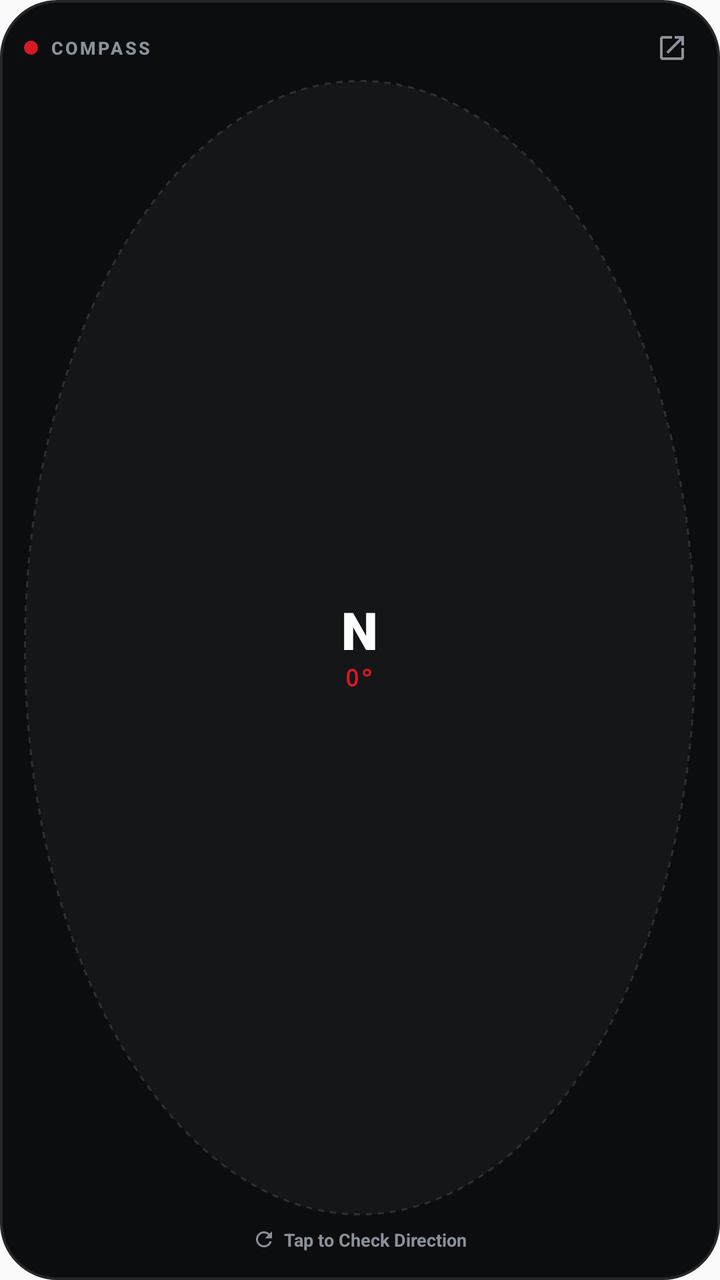
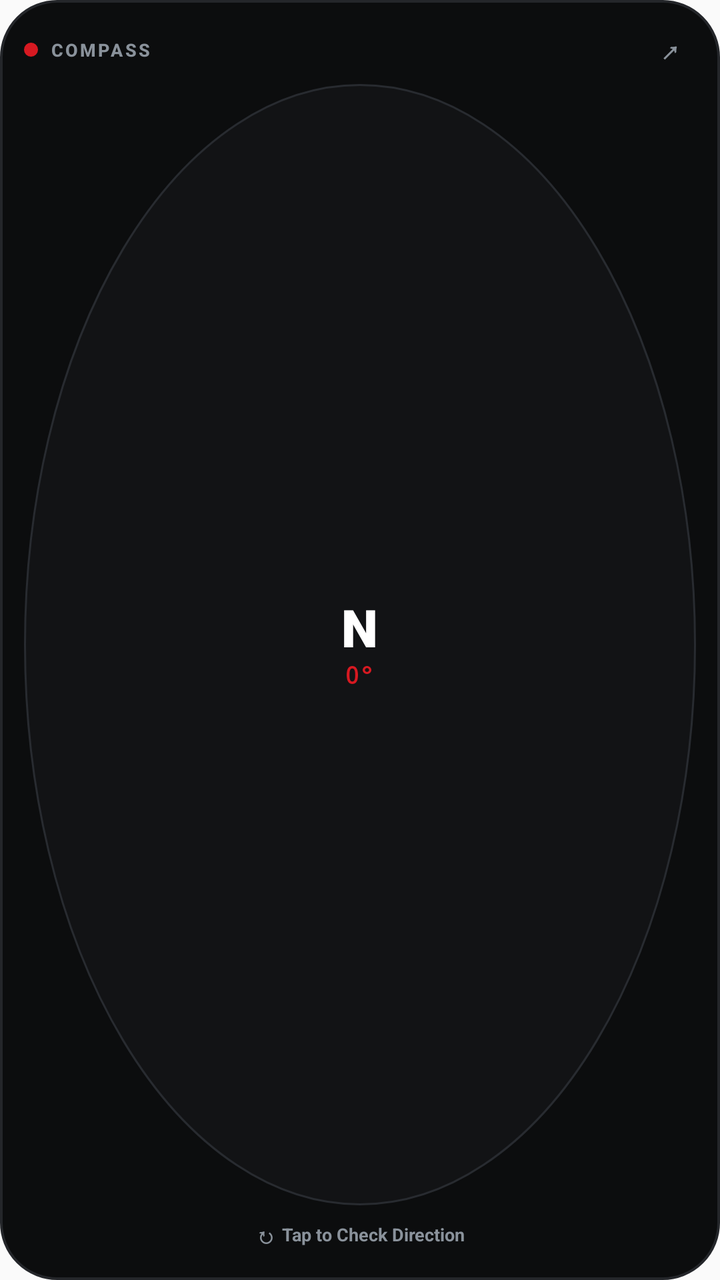

An Android layout rendered at two revisions. The XML below is the earlier revision; the diff shows what the commit changed to produce the second picture.
<!-- AndroidManifest.xml: application theme AppTheme -->
<!-- res/layout/widget_compass_layout.xml -->
<?xml version="1.0" encoding="utf-8"?>
<LinearLayout xmlns:android="http://schemas.android.com/apk/res/android"
    android:id="@+id/widget_root"
    android:layout_width="match_parent"
    android:layout_height="match_parent"
    android:orientation="vertical"
    android:background="@drawable/widget_bg"
    android:padding="12dp"
    android:gravity="center_horizontal">

    
    <LinearLayout
        android:layout_width="match_parent"
        android:layout_height="wrap_content"
        android:orientation="horizontal"
        android:gravity="center_vertical">

        <View
            android:layout_width="7dp"
            android:layout_height="7dp"
            android:background="@drawable/widget_red_dot"
            android:layout_marginEnd="6dp" />

        <TextView
            android:layout_width="0dp"
            android:layout_height="wrap_content"
            android:layout_weight="1"
            android:text="COMPASS"
            android:textColor="#8A929B"
            android:textSize="9sp"
            android:textStyle="bold"
            android:letterSpacing="0.12"
            android:fontFamily="sans-serif-medium" />

        <ImageView
            android:id="@+id/widget_btn_open"
            android:layout_width="24dp"
            android:layout_height="24dp"
            android:padding="4dp"
            android:src="@drawable/ic_widget_launch"
            android:contentDescription="Open full app" />
    </LinearLayout>

    
    <FrameLayout
        android:id="@+id/widget_dial_container"
        android:layout_width="match_parent"
        android:layout_height="0dp"
        android:layout_weight="1"
        android:layout_marginVertical="4dp">

        
        <View
            android:layout_width="match_parent"
            android:layout_height="match_parent"
            android:layout_gravity="center"
            android:background="@drawable/widget_circle_dial" />

        
        <ImageView
            android:id="@+id/widget_dial_image"
            android:layout_width="match_parent"
            android:layout_height="match_parent"
            android:layout_gravity="center"
            android:scaleType="centerInside"
            android:contentDescription="Compass dial" />

        
        <LinearLayout
            android:layout_width="wrap_content"
            android:layout_height="wrap_content"
            android:layout_gravity="center"
            android:orientation="vertical"
            android:gravity="center">

            <TextView
                android:id="@+id/widget_cardinal_text"
                android:layout_width="wrap_content"
                android:layout_height="wrap_content"
                android:text="N"
                android:textColor="#FFFFFF"
                android:textSize="26sp"
                android:textStyle="bold"
                android:fontFamily="sans-serif-black"
                android:includeFontPadding="false" />

            <TextView
                android:id="@+id/widget_degree_text"
                android:layout_width="wrap_content"
                android:layout_height="wrap_content"
                android:text="0°"
                android:textColor="#D71921"
                android:textSize="12sp"
                android:textStyle="bold"
                android:fontFamily="monospace"
                android:includeFontPadding="false"
                android:layout_marginTop="1dp" />
        </LinearLayout>
    </FrameLayout>

    
    <LinearLayout
        android:id="@+id/widget_btn_refresh"
        android:layout_width="match_parent"
        android:layout_height="wrap_content"
        android:orientation="horizontal"
        android:gravity="center"
        android:paddingVertical="2dp">

        <ImageView
            android:layout_width="12dp"
            android:layout_height="12dp"
            android:src="@drawable/ic_widget_refresh"
            android:layout_marginEnd="4dp"
            android:contentDescription="Refresh direction" />

        <TextView
            android:id="@+id/widget_status_text"
            android:layout_width="wrap_content"
            android:layout_height="wrap_content"
            android:text="Tap to Check Direction"
            android:textColor="#8A929B"
            android:textSize="9sp"
            android:textStyle="bold"
            android:fontFamily="sans-serif" />
    </LinearLayout>

</LinearLayout>
<!-- resources referenced by this layout -->
<resources>
  <!-- drawable ic_widget_launch (drawable) -->
  <vector xmlns:android="http://schemas.android.com/apk/res/android"
      android:width="16dp"
      android:height="16dp"
      android:viewportWidth="24"
      android:viewportHeight="24">
    <path
        android:fillColor="#8A929B"
        android:pathData="M19,19H5V5h7V3H5c-1.11,0 -2,0.9 -2,2v14c0,1.1 0.89,2 2,2h14c1.1,0 2,-0.9 2,-2v-7h-2v7zM14,3v2h3.59l-9.83,9.83 1.41,1.41L19,6.41V10h2V3h-7z"/>
  </vector>
  <!-- drawable ic_widget_refresh (drawable) -->
  <vector xmlns:android="http://schemas.android.com/apk/res/android"
      android:width="16dp"
      android:height="16dp"
      android:viewportWidth="24"
      android:viewportHeight="24">
    <path
        android:fillColor="#8A929B"
        android:pathData="M17.65,6.35C16.2,4.9 14.21,4 12,4c-4.42,0 -7.99,3.58 -7.99,8s3.57,8 7.99,8c3.73,0 6.84,-2.55 7.73,-6h-2.08c-0.82,2.33 -3.04,4 -5.65,4 -3.31,0 -6,-2.69 -6,-6s2.69,-6 6,-6c1.66,0 3.14,0.69 4.22,1.78L13,11h7V4l-2.35,2.35z"/>
  </vector>
  <!-- drawable widget_bg (drawable) -->
  <?xml version="1.0" encoding="utf-8"?>
  <shape xmlns:android="http://schemas.android.com/apk/res/android"
      android:shape="rectangle">
      <solid android:color="#0C0D0E" />
      <corners android:radius="28dp" />
      <stroke
          android:width="1.2dp"
          android:color="#24262A" />
  </shape>
  <!-- drawable widget_circle_dial (drawable) -->
  <?xml version="1.0" encoding="utf-8"?>
  <shape xmlns:android="http://schemas.android.com/apk/res/android"
      android:shape="oval">
      <solid android:color="#141618" />
      <stroke
          android:width="1dp"
          android:color="#2C3035"
          android:dashWidth="3dp"
          android:dashGap="3dp" />
  </shape>
  <!-- drawable widget_red_dot (drawable) -->
  <?xml version="1.0" encoding="utf-8"?>
  <shape xmlns:android="http://schemas.android.com/apk/res/android"
      android:shape="oval">
      <solid android:color="#D71921" />
      <size
          android:width="8dp"
          android:height="8dp" />
  </shape>
  <style name="AppTheme" parent="Theme.AppCompat.Light.DarkActionBar">
          
          <item name="colorPrimary">@color/colorPrimary</item>
          <item name="colorPrimaryDark">@color/colorPrimaryDark</item>
          <item name="colorAccent">@color/colorAccent</item>
      </style>
</resources>

<!-- the commit's change to res/layout/widget_compass_layout.xml (unified diff, before → after) -->
@@ -15,11 +15,12 @@
         android:orientation="horizontal"
         android:gravity="center_vertical">
 
-        <View
+        <ImageView
             android:layout_width="7dp"
             android:layout_height="7dp"
-            android:background="@drawable/widget_red_dot"
-            android:layout_marginEnd="6dp" />
+            android:src="@drawable/widget_red_dot"
+            android:layout_marginEnd="6dp"
+            android:contentDescription="Status dot" />
 
         <TextView
             android:layout_width="0dp"
@@ -32,12 +33,15 @@
             android:letterSpacing="0.12"
             android:fontFamily="sans-serif-medium" />
 
-        <ImageView
+        <TextView
             android:id="@+id/widget_btn_open"
-            android:layout_width="24dp"
-            android:layout_height="24dp"
-            android:padding="4dp"
-            android:src="@drawable/ic_widget_launch"
+            android:layout_width="26dp"
+            android:layout_height="26dp"
+            android:gravity="center"
+            android:text="↗"
+            android:textColor="#8A929B"
+            android:textSize="14sp"
+            android:textStyle="bold"
             android:contentDescription="Open full app" />
     </LinearLayout>
 
@@ -47,14 +51,8 @@
         android:layout_width="match_parent"
         android:layout_height="0dp"
         android:layout_weight="1"
-        android:layout_marginVertical="4dp">
-
-        
-        <View
-            android:layout_width="match_parent"
-            android:layout_height="match_parent"
-            android:layout_gravity="center"
-            android:background="@drawable/widget_circle_dial" />
+        android:layout_marginTop="4dp"
+        android:layout_marginBottom="4dp">
 
         
         <ImageView
@@ -63,6 +61,7 @@
             android:layout_height="match_parent"
             android:layout_gravity="center"
             android:scaleType="centerInside"
+            android:src="@drawable/widget_circle_dial"
             android:contentDescription="Compass dial" />
 
         
@@ -105,14 +104,16 @@
         android:layout_height="wrap_content"
         android:orientation="horizontal"
         android:gravity="center"
-        android:paddingVertical="2dp">
+        android:paddingTop="3dp"
+        android:paddingBottom="3dp">
 
-        <ImageView
-            android:layout_width="12dp"
-            android:layout_height="12dp"
-            android:src="@drawable/ic_widget_refresh"
-            android:layout_marginEnd="4dp"
-            android:contentDescription="Refresh direction" />
+        <TextView
+            android:layout_width="wrap_content"
+            android:layout_height="wrap_content"
+            android:text="↻ "
+            android:textColor="#8A929B"
+            android:textSize="11sp"
+            android:textStyle="bold" />
 
         <TextView
             android:id="@+id/widget_status_text"
<!-- resource entries referenced after the edit -->
@@ -1,25 +1,5 @@
 <!-- resources referenced by this layout -->
 <resources>
-  <!-- drawable ic_widget_launch (drawable) -->
-  <vector xmlns:android="http://schemas.android.com/apk/res/android"
-      android:width="16dp"
-      android:height="16dp"
-      android:viewportWidth="24"
-      android:viewportHeight="24">
-    <path
-        android:fillColor="#8A929B"
-        android:pathData="M19,19H5V5h7V3H5c-1.11,0 -2,0.9 -2,2v14c0,1.1 0.89,2 2,2h14c1.1,0 2,-0.9 2,-2v-7h-2v7zM14,3v2h3.59l-9.83,9.83 1.41,1.41L19,6.41V10h2V3h-7z"/>
-  </vector>
-  <!-- drawable ic_widget_refresh (drawable) -->
-  <vector xmlns:android="http://schemas.android.com/apk/res/android"
-      android:width="16dp"
-      android:height="16dp"
-      android:viewportWidth="24"
-      android:viewportHeight="24">
-    <path
-        android:fillColor="#8A929B"
-        android:pathData="M17.65,6.35C16.2,4.9 14.21,4 12,4c-4.42,0 -7.99,3.58 -7.99,8s3.57,8 7.99,8c3.73,0 6.84,-2.55 7.73,-6h-2.08c-0.82,2.33 -3.04,4 -5.65,4 -3.31,0 -6,-2.69 -6,-6s2.69,-6 6,-6c1.66,0 3.14,0.69 4.22,1.78L13,11h7V4l-2.35,2.35z"/>
-  </vector>
   <!-- drawable widget_bg (drawable) -->
   <?xml version="1.0" encoding="utf-8"?>
   <shape xmlns:android="http://schemas.android.com/apk/res/android"
@@ -34,12 +14,10 @@
   <?xml version="1.0" encoding="utf-8"?>
   <shape xmlns:android="http://schemas.android.com/apk/res/android"
       android:shape="oval">
-      <solid android:color="#141618" />
+      <solid android:color="#121315" />
       <stroke
           android:width="1dp"
-          android:color="#2C3035"
-          android:dashWidth="3dp"
-          android:dashGap="3dp" />
+          android:color="#282B30" />
   </shape>
   <!-- drawable widget_red_dot (drawable) -->
   <?xml version="1.0" encoding="utf-8"?>
